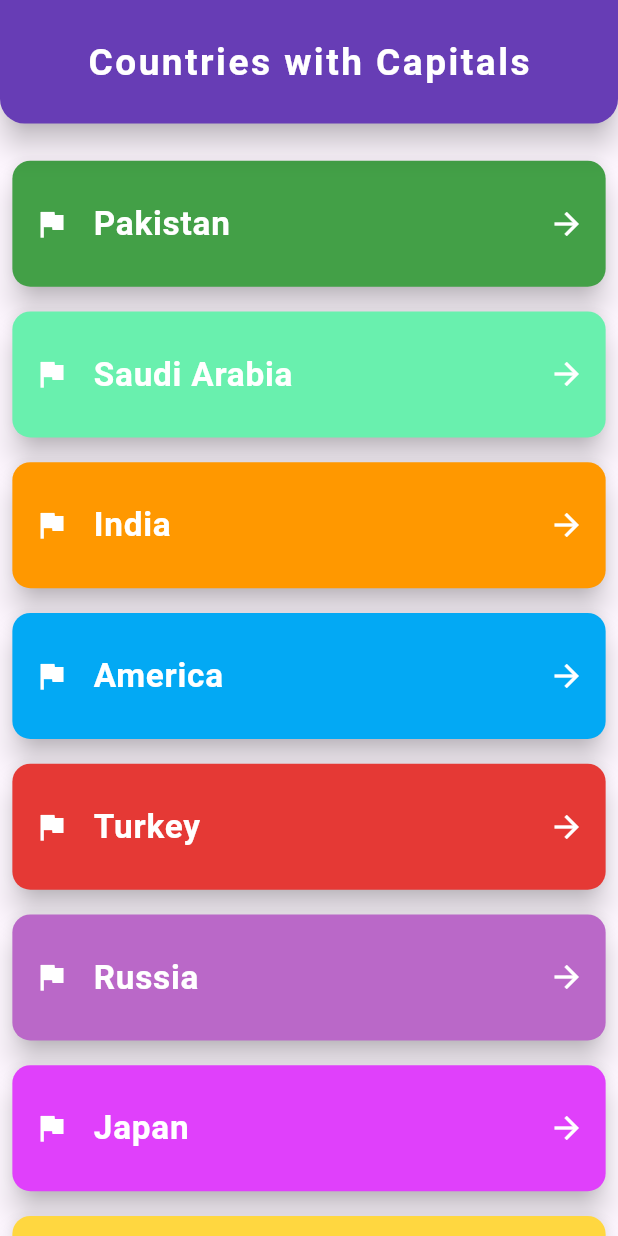
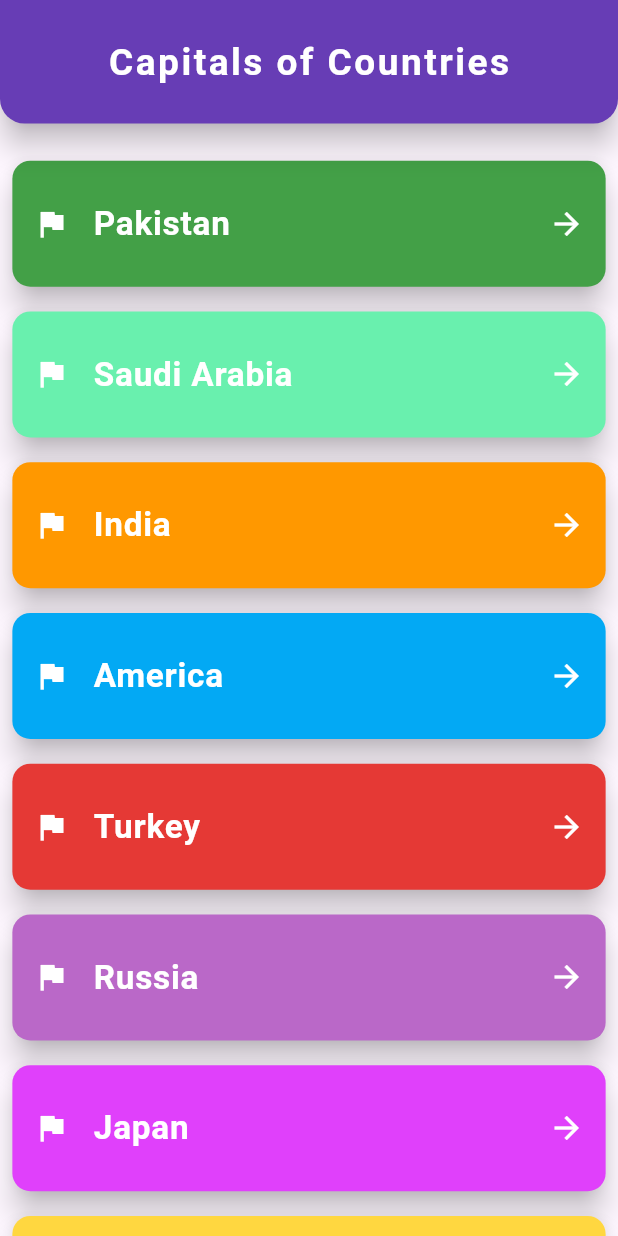
Before and after one commit to WaleedTaj/listview_app, a Flutter app: the screen it shows after launch, on a phone screen of 412 x 824 dp. Run offline on Flutter 3.47's test engine with Material 3 defaults, Android fonts, the phone set to English and light mode, and no system bars.

Commit message:
Update main.dart

```diff
--- a/lib/main.dart
+++ b/lib/main.dart
@@ -68,7 +68,7 @@ class MyListView extends StatelessWidget {
         backgroundColor: Colors.deepPurple,
         title: FittedBox(
           child: Text(
-            "Countries with Capitals",
+            "Capitals of Countries",
             style: TextStyle(
                 color: Colors.white,
                 fontSize: height * 0.03,
```
